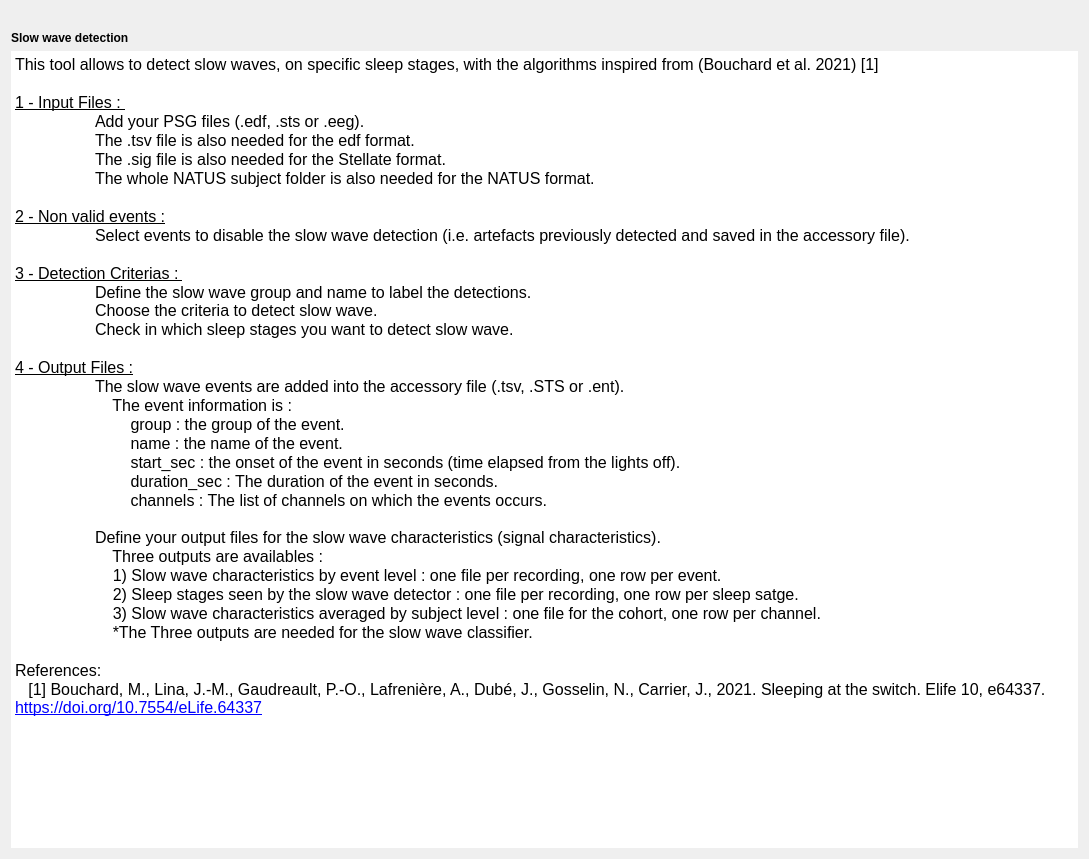
The window that tools/CEAMSTools/SlowWaveDetection/SSWDIntroStep/Ui_SSWDIntroStep.ui (SnoozToolbox/snooz-package-ceams) describes before a commit, drawn with Qt 5.
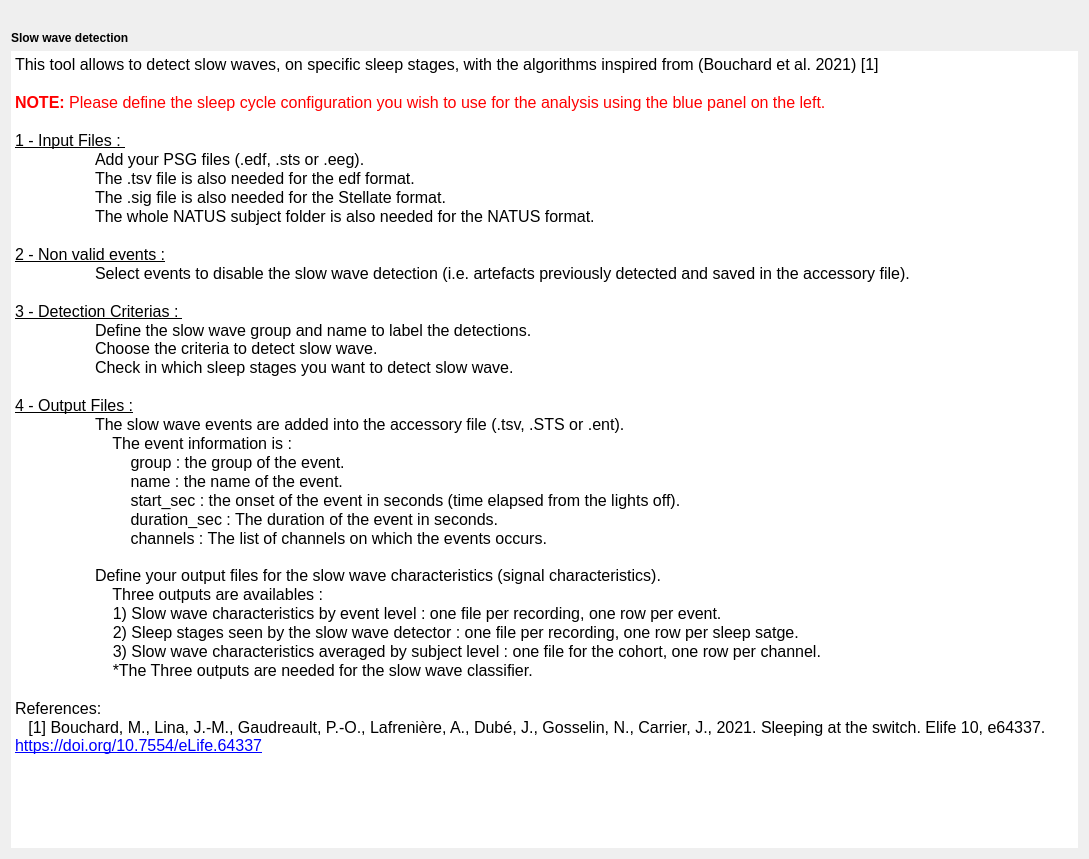
The same window after the commit.

Commit message: UI clarification about the start time of the analysis and some modifications

What changed in the file:
```diff
--- a/tools/CEAMSTools/SlowWaveDetection/SSWDIntroStep/Ui_SSWDIntroStep.ui
+++ b/tools/CEAMSTools/SlowWaveDetection/SSWDIntroStep/Ui_SSWDIntroStep.ui
@@ -54,11 +54,16 @@
      </property>
      <property name="html">
       <string>&lt;!DOCTYPE HTML PUBLIC &quot;-//W3C//DTD HTML 4.0//EN&quot; &quot;http://www.w3.org/TR/REC-html40/strict.dtd&quot;&gt;
-&lt;html&gt;&lt;head&gt;&lt;meta name=&quot;qrichtext&quot; content=&quot;1&quot; /&gt;&lt;style type=&quot;text/css&quot;&gt;
+&lt;html&gt;&lt;head&gt;&lt;meta name=&quot;qrichtext&quot; content=&quot;1&quot; /&gt;&lt;meta charset=&quot;utf-8&quot; /&gt;&lt;style type=&quot;text/css&quot;&gt;
 p, li { white-space: pre-wrap; }
+hr { height: 1px; border-width: 0; }
+li.unchecked::marker { content: &quot;\2610&quot;; }
+li.checked::marker { content: &quot;\2612&quot;; }
 &lt;/style&gt;&lt;/head&gt;&lt;body style=&quot; font-family:'Roboto'; font-size:12pt; font-weight:400; font-style:normal;&quot;&gt;
 &lt;p style=&quot; margin-top:0px; margin-bottom:0px; margin-left:0px; margin-right:0px; -qt-block-indent:0; text-indent:0px;&quot;&gt;This tool allows to detect slow waves, on specific sleep stages, with the algorithms inspired from (Bouchard et al. 2021) [1]&lt;/p&gt;
 &lt;p style=&quot;-qt-paragraph-type:empty; margin-top:0px; margin-bottom:0px; margin-left:0px; margin-right:0px; -qt-block-indent:0; text-indent:0px;&quot;&gt;&lt;br /&gt;&lt;/p&gt;
+&lt;p style=&quot; margin-top:0px; margin-bottom:0px; margin-left:0px; margin-right:0px; -qt-block-indent:0; text-indent:0px;&quot;&gt;&lt;span style=&quot; font-weight:700; color:#ff0000;&quot;&gt;NOTE:&lt;/span&gt;&lt;span style=&quot; color:#ff0000;&quot;&gt; Please define the sleep cycle configuration you wish to use for the analysis using the blue panel on the left.&lt;/span&gt;&lt;/p&gt;
+&lt;p style=&quot;-qt-paragraph-type:empty; margin-top:0px; margin-bottom:0px; margin-left:0px; margin-right:0px; -qt-block-indent:0; text-indent:0px;&quot;&gt;&lt;br /&gt;&lt;/p&gt;
 &lt;p style=&quot; margin-top:0px; margin-bottom:0px; margin-left:0px; margin-right:0px; -qt-block-indent:0; text-indent:0px;&quot;&gt;&lt;span style=&quot; text-decoration: underline;&quot;&gt;1 - Input Files : &lt;/span&gt;&lt;/p&gt;
 &lt;p style=&quot; margin-top:0px; margin-bottom:0px; margin-left:0px; margin-right:0px; -qt-block-indent:0; text-indent:0px;&quot;&gt;	Add your PSG files (.edf, .sts or .eeg). &lt;/p&gt;
 &lt;p style=&quot; margin-top:0px; margin-bottom:0px; margin-left:0px; margin-right:0px; -qt-block-indent:0; text-indent:0px;&quot;&gt;	The .tsv file is also needed for the edf format.&lt;/p&gt;
```
Left out of the diff: 7 changed lines with no effect on the pictures. The commit also changes 18 other files.
